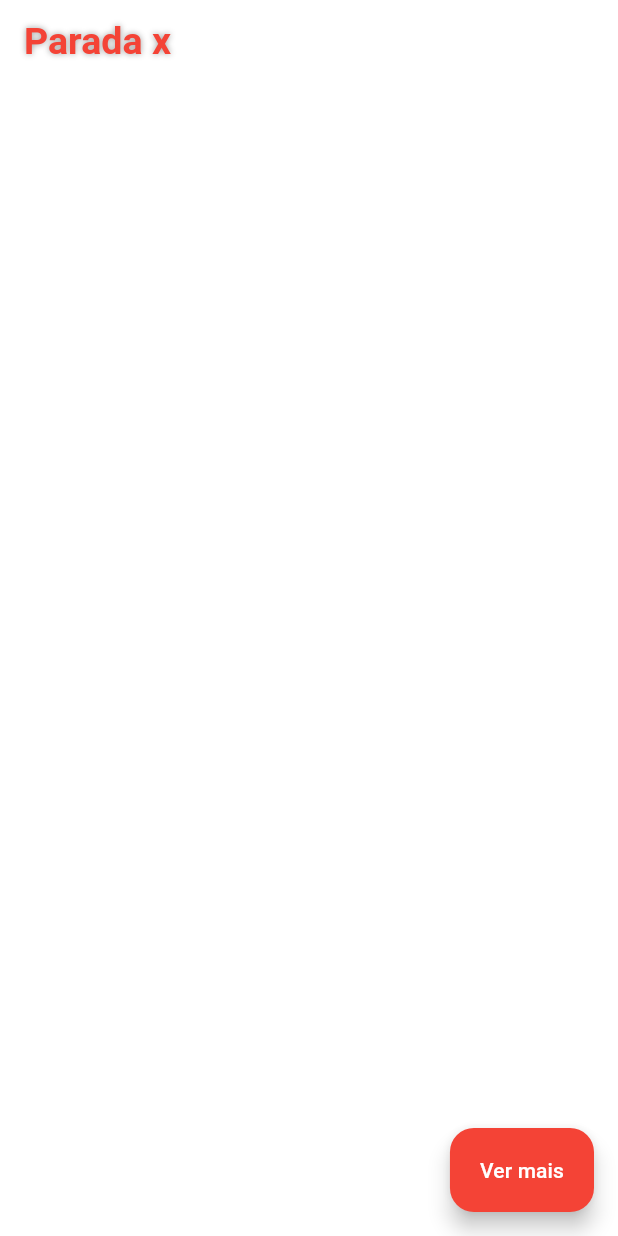
After one commit to robertgvds/Aplicativo-Cade-o-Circular, a Flutter app: the ParadaPage screen opened directly, on a phone screen of 412 x 824 dp. The commit adds this screen. Run offline on Flutter 3.47's test engine with Material 3 defaults, Android fonts, the phone set to English and light mode, and no system bars; our stand-ins replace carousel_slider, flutter_map, latlong2.

Commit message:
Criação da page de paradas

```diff
--- a/lib/app_widget.dart
+++ b/lib/app_widget.dart
@@ -1,6 +1,5 @@
 import 'package:cadeocircularv5/pages/bus_page.dart';
 import 'package:cadeocircularv5/pages/home_page.dart';
-import 'package:cadeocircularv5/pages/map_page.dart';
 import 'package:flutter/material.dart';
 import 'package:provider/provider.dart';
 import 'tema_notifier.dart';  // Substitua pelo nome do arquivo onde `TemaNotifier` está definido
@@ -14,7 +13,7 @@ class MyApp extends StatelessWidget {
           theme: temaNotifier.themeData,
           initialRoute: '/',
           routes: {
-            '/': (context) => HomePage(),
+            '/': (context) => const HomePage(),
             '/bus': (context) => const BusPage(),
           },
         );
--- a/lib/pages/bus_page.dart
+++ b/lib/pages/bus_page.dart
@@ -1,5 +1,4 @@
 import 'package:cadeocircularv5/listBus.dart';
-import 'package:cadeocircularv5/widgets/navigationbar_widget.dart';
 import 'package:flutter/material.dart';
 
 class BusPage extends StatefulWidget {
@@ -10,11 +9,8 @@ class BusPage extends StatefulWidget {
 }
 
 class _BusPageState extends State<BusPage> {
-  int _selectedOption = 0;
-
   void onOptionSelected(int option) {
     setState(() {
-      _selectedOption = option;
     });
   }
 
--- a/lib/pages/map_page.dart
+++ b/lib/pages/map_page.dart
@@ -1,5 +1,4 @@
 import 'package:cadeocircularv5/widgets/map_widget.dart';
-import 'package:cadeocircularv5/widgets/navigationbar_widget.dart';
 import 'package:flutter/material.dart';
 
 class MapPage extends StatefulWidget {
@@ -10,11 +9,9 @@ class MapPage extends StatefulWidget {
 }
 
 class _MapPageState extends State<MapPage> {
-  int _selectedOption = 0;
 
   void onOptionSelected(int option) {
     setState(() {
-      _selectedOption = option;
     });
   }
 
--- /dev/null
+++ b/lib/pages/parada_page.dart
@@ -0,0 +1,33 @@
+import 'package:flutter/material.dart';
+
+class ParadaPage extends StatefulWidget {
+  const ParadaPage({super.key});
+
+  @override
+  State<ParadaPage> createState() => _ParadaPageState();
+}
+
+class _ParadaPageState extends State<ParadaPage> {
+  @override
+  Widget build(BuildContext context) {
+    return Scaffold(
+      appBar: AppBar(
+        title: Text(
+          "Parada x",
+          style: TextStyle(
+            fontWeight: FontWeight.bold,
+            fontSize: 25.0,
+            shadows: [Shadow(color: Colors.grey, blurRadius: 5.0, )],
+            color: Theme.of(context).colorScheme.primary
+            ),
+          ),
+        automaticallyImplyLeading: false,
+      ),
+      body: Container(),
+      floatingActionButton: FloatingActionButton.extended(
+        label: Text("Ver mais"),
+        onPressed: () {}
+      ),
+    );
+  }
+}
```
